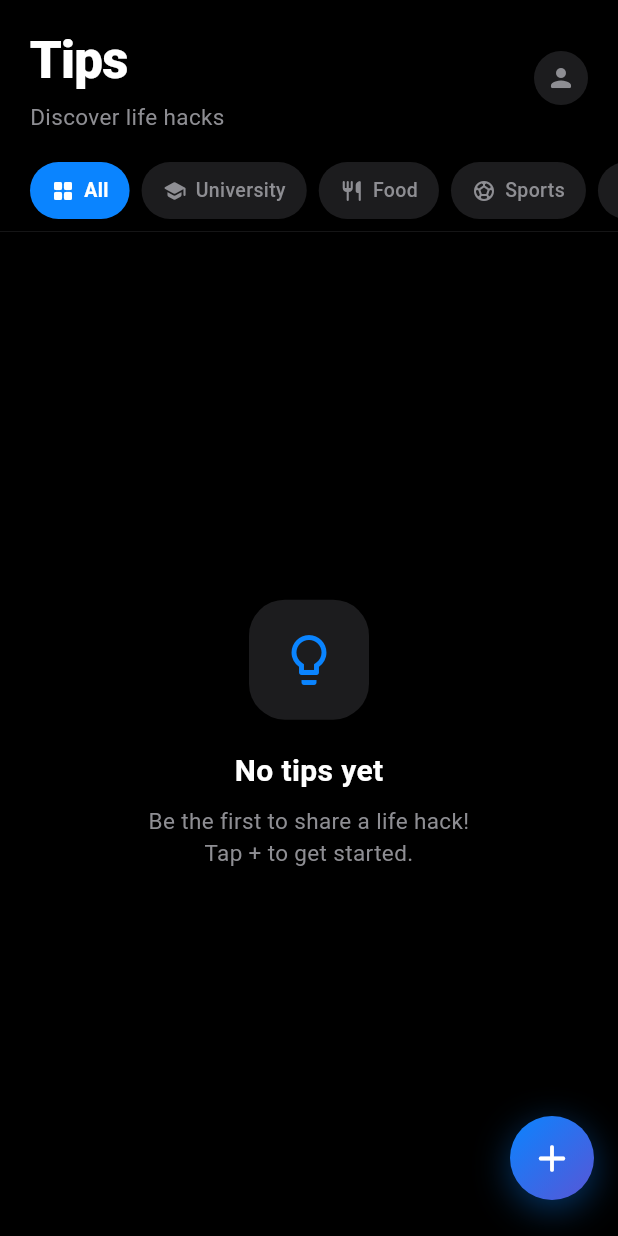
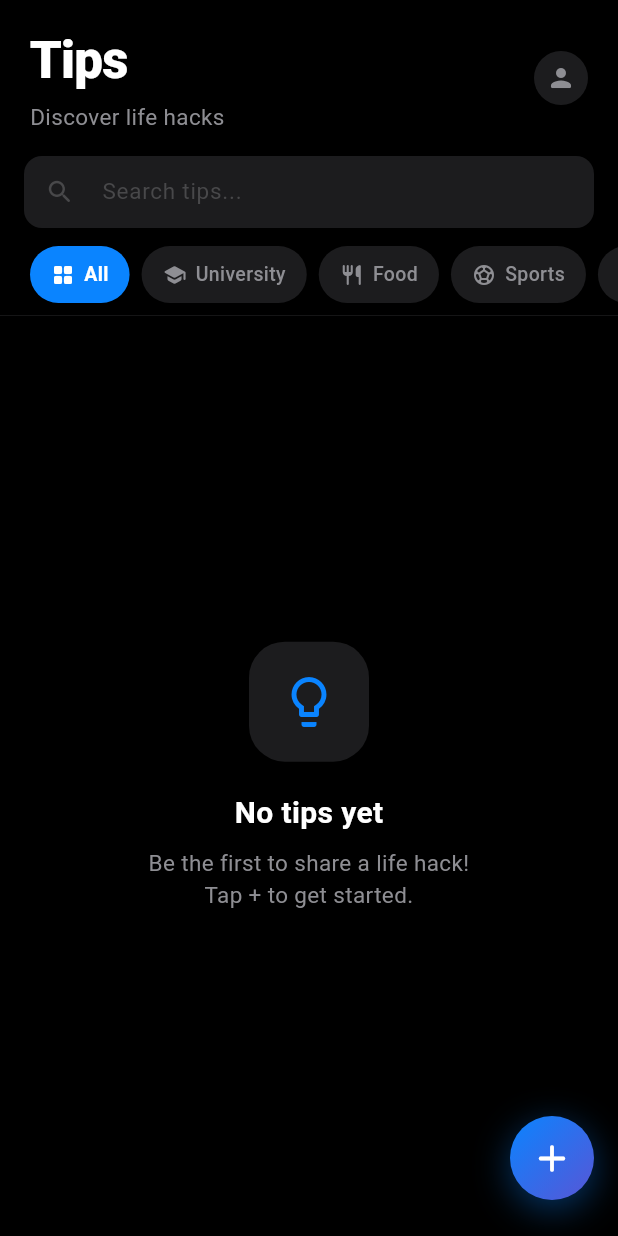
Before and after one commit to halim-torayev/flutter-app-ANDROID, a Flutter app: the screen it shows after launch, on a phone screen of 412 x 824 dp. Run offline on Flutter 3.47's test engine with Material 3 defaults, Android fonts, the phone set to English and light mode, and no system bars; our stand-ins replace cloud_firestore, firebase_auth, firebase_core, google_sign_in; accounts and stored records are empty.

Commit message:
v0.2 completed added: google signIN, user profiles, upvotes, delete tips, search button

```diff
--- a/lib/main.dart
+++ b/lib/main.dart
@@ -110,9 +110,17 @@ class _HomeScreenState extends State<HomeScreen> with TickerProviderStateMixin {
   };
 
   int selectedCategoryIndex = 0;
+  final TextEditingController _searchController = TextEditingController();
+  String _searchQuery = '';
 
   final CollectionReference tipsCollection =
       FirebaseFirestore.instance.collection('tips');
+
+  @override
+  void dispose() {
+    _searchController.dispose();
+    super.dispose();
+  }
 
   @override
   Widget build(BuildContext context) {
@@ -185,7 +193,61 @@ class _HomeScreenState extends State<HomeScreen> with TickerProviderStateMixin {
               ),
             ),
 
-            const SizedBox(height: 16),
+            // Search bar
+            Padding(
+              padding: const EdgeInsets.fromLTRB(16, 12, 16, 4),
+              child: TextField(
+                controller: _searchController,
+                onChanged: (value) {
+                  setState(() {
+                    _searchQuery = value.toLowerCase();
+                  });
+                },
+                style: const TextStyle(
+                  color: Colors.white,
+                  fontSize: 15,
+                ),
+                decoration: InputDecoration(
+                  hintText: 'Search tips...',
+                  hintStyle: const TextStyle(
+                    color: Color(0xFF48484A),
+                    fontSize: 15,
+                  ),
+                  prefixIcon: const Icon(
+                    Icons.search_rounded,
+                    color: Color(0xFF48484A),
+                    size: 20,
+                  ),
+                  suffixIcon: _searchQuery.isNotEmpty
+                      ? GestureDetector(
+                          onTap: () {
+                            _searchController.clear();
+                            setState(() {
+                              _searchQuery = '';
+                            });
+                          },
+                          child: const Icon(
+                            Icons.close_rounded,
+                            color: Color(0xFF48484A),
+                            size: 18,
+                          ),
+                        )
+                      : null,
+                  filled: true,
+                  fillColor: const Color(0xFF1C1C1E),
+                  border: OutlineInputBorder(
+                    borderRadius: BorderRadius.circular(12),
+                    borderSide: BorderSide.none,
+                  ),
+                  contentPadding: const EdgeInsets.symmetric(
+                    horizontal: 12,
+                    vertical: 10,
+                  ),
+                ),
+              ),
+            ),
+
+            const SizedBox(height: 8),
 
             // Category Tabs
             SizedBox(
@@ -284,7 +346,43 @@ class _HomeScreenState extends State<HomeScreen> with TickerProviderStateMixin {
                     );
                   }
 
-                  final tips = snapshot.data?.docs ?? [];
+                  final allTips = snapshot.data?.docs ?? [];
+
+                  // Filter by search query
+                  final tips = _searchQuery.isEmpty
+                      ? allTips
+                      : allTips.where((doc) {
+                          final data = doc.data() as Map<String, dynamic>;
+                          final title = (data['title'] ?? '').toString().toLowerCase();
+                          final desc = (data['description'] ?? '').toString().toLowerCase();
+                          final author = (data['authorName'] ?? '').toString().toLowerCase();
+                          return title.contains(_searchQuery) ||
+                              desc.contains(_searchQuery) ||
+                              author.contains(_searchQuery);
+                        }).toList();
+
+                  if (tips.isEmpty && _searchQuery.isNotEmpty) {
+                    return Center(
+                      child: Column(
+                        mainAxisAlignment: MainAxisAlignment.center,
+                        children: [
+                          const Icon(
+                            Icons.search_off_rounded,
+                            color: Color(0xFF48484A),
+                            size: 48,
+                          ),
+                          const SizedBox(height: 16),
+                          Text(
+                            'No tips found for "$_searchQuery"',
+                            style: const TextStyle(
+                              color: Color(0xFF8E8E93),
+                              fontSize: 15,
+                            ),
+                          ),
+                        ],
+                      ),
+                    );
+                  }
 
                   if (tips.isEmpty) {
                     return _buildEmptyState();
```
